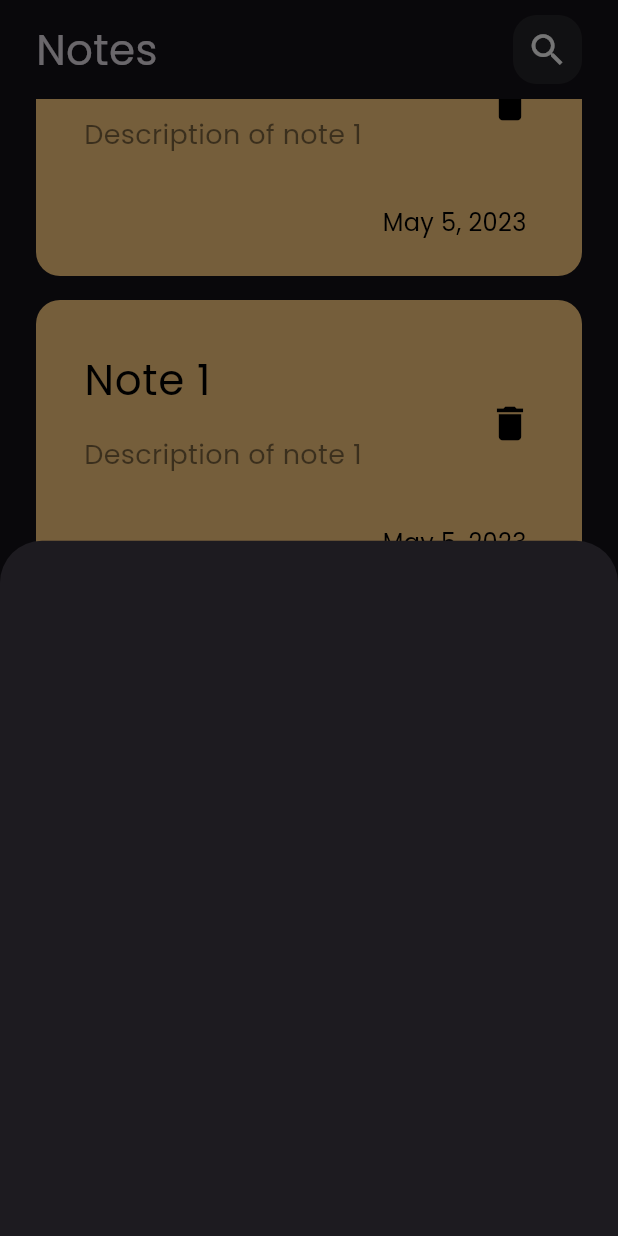
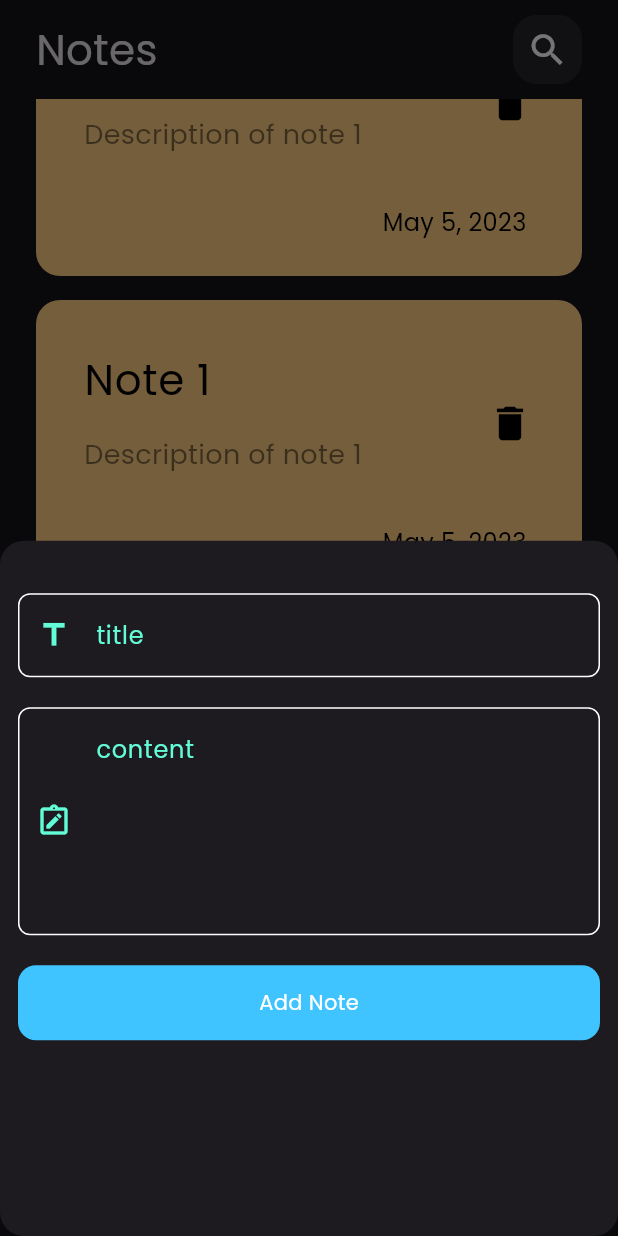
Before and after one commit to Omarazab1/BrainWave, a Flutter app: the screen it shows after launch, scrolled down 1152 dp, after a tap on the "add" icon, on a phone screen of 412 x 824 dp. Run offline on Flutter 3.47's test engine with Material 3 defaults, Android fonts, the light colour scheme and no system bars.

Commit message:
add Fields to bottomSheet

```diff
--- /dev/null
+++ b/lib/constants.dart
@@ -0,0 +1,4 @@
+
+import 'package:flutter/material.dart';
+
+const kPrimaryColor = Color(0xff62fcd7);
--- a/lib/views/notes_view.dart
+++ b/lib/views/notes_view.dart
@@ -11,6 +11,9 @@
       floatingActionButton: FloatingActionButton(
         onPressed: (){
           showModalBottomSheet(
+            shape: RoundedRectangleBorder(
+              borderRadius: BorderRadius.circular(16),
+            ),
               context: context,
               builder: (context){
                 return const CustomModalBottomSheet();
--- /dev/null
+++ b/lib/views/widgets/custom_button.dart
@@ -0,0 +1,18 @@
+import 'package:flutter/material.dart';
+
+class CustomButton extends StatelessWidget {
+  const CustomButton({super.key});
+
+  @override
+  Widget build(BuildContext context) {
+    return Container(
+      height: 50,
+      width: double.infinity,
+      decoration:BoxDecoration(
+        borderRadius: BorderRadius.circular(12),
+        color: Colors.lightBlueAccent,
+      ),
+      child: const Center(child:  Text('Add Note', style: TextStyle(color: Colors.white),)),
+    );
+  }
+}
--- a/lib/views/widgets/custom_modal_bottom_sheet.dart
+++ b/lib/views/widgets/custom_modal_bottom_sheet.dart
@@ -1,12 +1,24 @@
 import 'package:flutter/material.dart';
+import 'package:notesapp/views/widgets/custom_button.dart';
+import 'package:notesapp/views/widgets/custom_textField.dart';
 
 class CustomModalBottomSheet extends StatelessWidget {
   const CustomModalBottomSheet({super.key});
 
   @override
   Widget build(BuildContext context) {
-    return Container(
-
+    return const Padding(
+      padding:  EdgeInsets.symmetric(horizontal: 12.0),
+      child:  Column(
+        children: [
+          SizedBox(height: 35,),
+          CustomTextField(hintText: 'title', prefixIcon: Icons.title),
+          SizedBox(height: 20,),
+          CustomTextField(hintText: 'content', prefixIcon: Icons.note_alt_outlined,maxLines: 5,),
+          SizedBox(height: 20,),
+          CustomButton(),
+        ],
+      ),
     );
   }
 }
--- /dev/null
+++ b/lib/views/widgets/custom_textField.dart
@@ -0,0 +1,33 @@
+import 'package:flutter/cupertino.dart';
+import 'package:flutter/material.dart';
+import 'package:notesapp/constants.dart';
+
+class CustomTextField extends StatelessWidget {
+  final String hintText;
+  final int? maxLines;
+  final IconData prefixIcon;
+  const CustomTextField({super.key, required this.hintText,  this.maxLines = 1, required this.prefixIcon});
+
+  @override
+  Widget build(BuildContext context) {
+    return  TextField(
+      maxLines: maxLines,
+      cursorColor: kPrimaryColor,
+      decoration:  InputDecoration(
+        hintText: hintText,
+        hintStyle:const TextStyle(color: kPrimaryColor),
+        prefixIcon:Icon(prefixIcon),
+        prefixIconColor: kPrimaryColor,
+        border:  buildBorder(),
+        enabledBorder:  buildBorder(),
+        focusedBorder:  buildBorder(kPrimaryColor),
+      ),
+    );
+  }
+}
+OutlineInputBorder buildBorder([color]) {
+  return  OutlineInputBorder(
+    borderRadius: BorderRadius.circular(8),
+    borderSide: BorderSide(color: color?? Colors.white, width: 1.0),
+  );
+}
```
